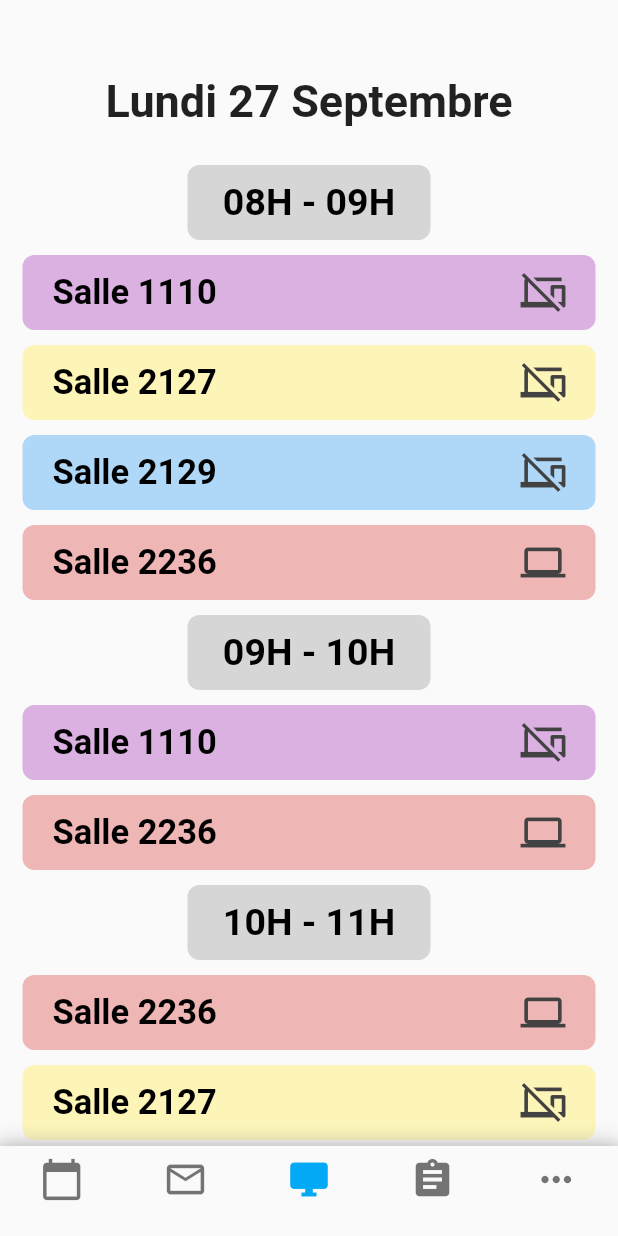
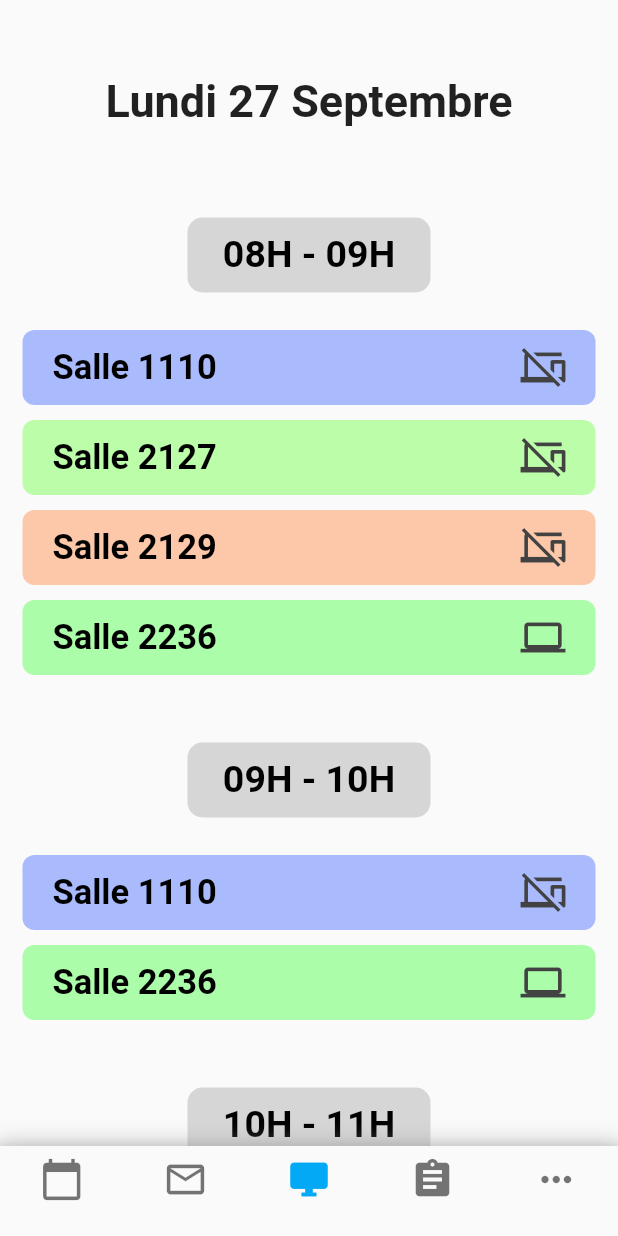
Before and after one commit to Clement-Hellot/EDT-Unicaen, a Flutter app: the screen it shows after launch, swiped to page 3, on a phone screen of 412 x 824 dp. Run offline on Flutter 3.47's test engine with Material 2 defaults, Android fonts, the phone set to English and light mode, and no system bars; network calls fail.

Commit message:
affichage Salle

```diff
--- a/proto1/lib/objets.dart
+++ b/proto1/lib/objets.dart
@@ -23,7 +23,7 @@ class Horaire {
   }
 
   String get heureSoloStr {
-    return toStr2Dig(heures) + 'H';
+    return toStr2Dig(heures);
   }
 
   static String toStr2Dig(int n) {
@@ -104,9 +104,13 @@ class Matiere {
 
   Matiere(this.nom);
 
+  Color couleur() {
+    return couleurString(nom);
+  }
+
   /// Retourne une couleur propre à cette matière, générée à partir
   /// de son nom
-  Color couleur() {
+  static Color couleurString(String nom) {
     String nomOnlyAscii = nom.replaceAll(RegExp(r"[^\s\w]"), '');
     int nomInt = 0;
 
--- a/proto1/lib/pageSalles.dart
+++ b/proto1/lib/pageSalles.dart
@@ -32,42 +32,40 @@ class _PageSallesState extends State<PageSalles> {
               children: [
                 PlageHoraire(debut: Horaire(8, 0), fin: Horaire(9, 0)),
                 Salle(
-                  salle: Salles.SALLE_1110,
+                  salle: Salles.S1110,
                   possedeOrdis: false,
                 ),
                 Salle(
-                  salle: Salles.SALLE_2127,
+                  salle: Salles.S2127,
                   possedeOrdis: false,
                 ),
                 Salle(
-                  salle: Salles.SALLE_2129,
+                  salle: Salles.S2129,
                   possedeOrdis: false,
                 ),
                 Salle(
-                  salle: Salles.SALLE_2236,
+                  salle: Salles.S2236,
                   possedeOrdis: true,
                 ),
                 PlageHoraire(debut: Horaire(9, 0), fin: Horaire(10, 0)),
                 Salle(
-                  salle: Salles.SALLE_1110,
+                  salle: Salles.S1110,
                   possedeOrdis: false,
                 ),
                 Salle(
-                  salle: Salles.SALLE_2236,
+                  salle: Salles.S2236,
                   possedeOrdis: true,
                 ),
                 PlageHoraire(debut: Horaire(10, 0), fin: Horaire(11, 0)),
                 Salle(
-                  salle: Salles.SALLE_2236,
+                  salle: Salles.S2236,
                   possedeOrdis: true,
                 ),
                 Salle(
-                  salle: Salles.SALLE_2127,
+                  salle: Salles.S2127,
                   possedeOrdis: false,
                 ),
               ],
-              mainAxisAlignment: MainAxisAlignment.start,
-              crossAxisAlignment: CrossAxisAlignment.stretch,
             ),
           ],
         ),
@@ -86,7 +84,7 @@ class PlageHoraire extends StatefulWidget {
   PlageHoraire({Key key, this.debut, this.fin}) : super(key: key);
 
   String get horaireString {
-    return debut.heureSoloStr + " - " + fin.heureSoloStr;
+    return debut.heureSoloStr + "H - " + fin.heureSoloStr + "H";
   }
 }
 
@@ -96,28 +94,25 @@ class _PlageHoraireState extends State<PlageHoraire> {
     return Container(
       margin: EdgeInsets.only(
         left: 125,
-        top: 5,
+        top: 40,
         right: 125,
-        bottom: 5,
+        bottom: 20,
       ),
       padding: EdgeInsets.only(left: 14, top: 10, right: 14, bottom: 10),
       height: 50,
       decoration: BoxDecoration(
         color: Colors.grey[350],
-        borderRadius: BorderRadius.all(Radius.circular(8)),
+        borderRadius: BorderRadius.all(Radius.circular(10)),
       ),
       child: Row(
         children: [
           Flexible(
             fit: FlexFit.tight,
             child: Column(
-              mainAxisAlignment: MainAxisAlignment.center,
               children: [
                 Container(
-                  width: double.infinity,
                   child: Text(
                     widget.horaireString,
-                    textAlign: TextAlign.center,
                     style: TextStyle(
                       fontSize: 25,
                       color: Colors.black,
@@ -171,7 +166,6 @@ class _SalleState extends State<Salle> {
       child: Row(
         children: [
           Flexible(
-            fit: FlexFit.tight,
             child: Column(
               mainAxisAlignment: MainAxisAlignment.center,
               children: [
@@ -179,7 +173,6 @@ class _SalleState extends State<Salle> {
                   width: double.infinity,
                   child: Text(
                     widget.salle.nom,
-                    textAlign: TextAlign.left,
                     style: TextStyle(
                       fontSize: 23,
                       color: Colors.black,
@@ -211,27 +204,20 @@ class _SalleState extends State<Salle> {
 }
 
 enum Salles {
-  SALLE_2129,
-  SALLE_2127,
-  SALLE_1110,
-  SALLE_2236,
+  S2129,
+  S2127,
+  S1110,
+  S2236,
 }
 
 extension DetailsSalles on Salles {
   static const noms = {
-    Salles.SALLE_1110: 'Salle 1110',
-    Salles.SALLE_2127: 'Salle 2127',
-    Salles.SALLE_2129: 'Salle 2129',
-    Salles.SALLE_2236: 'Salle 2236'
-  };
-
-  static final couleurs = {
-    Salles.SALLE_1110: Colors.purple[300],
-    Salles.SALLE_2127: Colors.yellow[300],
-    Salles.SALLE_2129: Colors.blue[300],
-    Salles.SALLE_2236: Colors.red[300],
+    Salles.S1110: 'Salle 1110',
+    Salles.S2127: 'Salle 2127',
+    Salles.S2129: 'Salle 2129',
+    Salles.S2236: 'Salle 2236'
   };
 
   String get nom => noms[this];
-  Color get couleur => couleurs[this];
+  Color get couleur => Matiere.couleurString(nom);
 }
```
